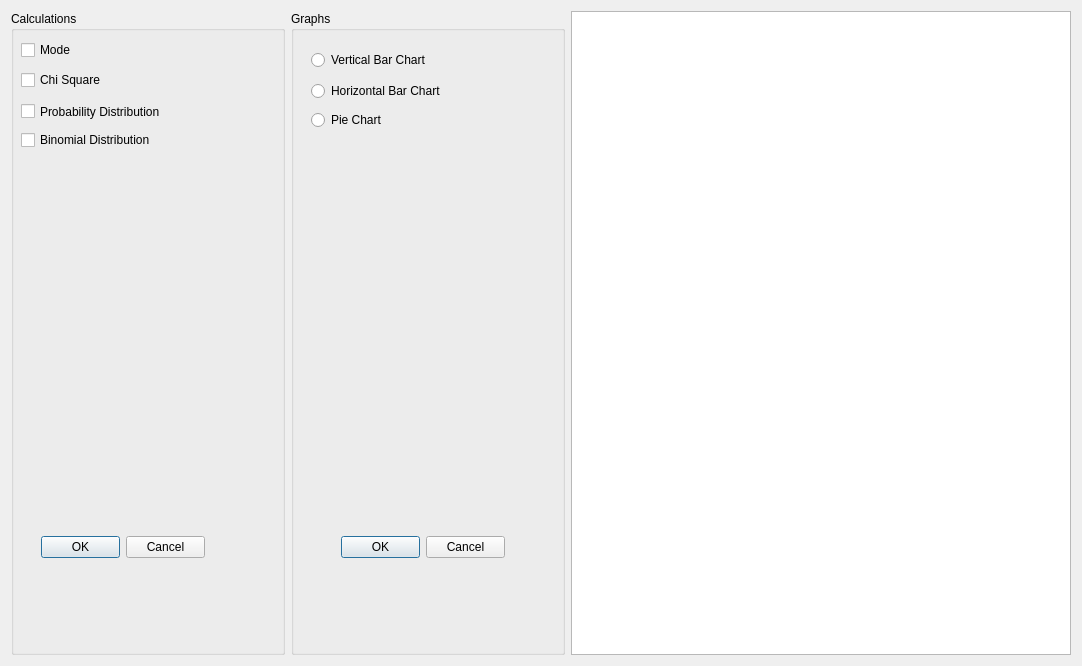
First picture: the form in FrequencyDataScreen.ui, repository bbrakefield/statistics-analyzer, before the edit.
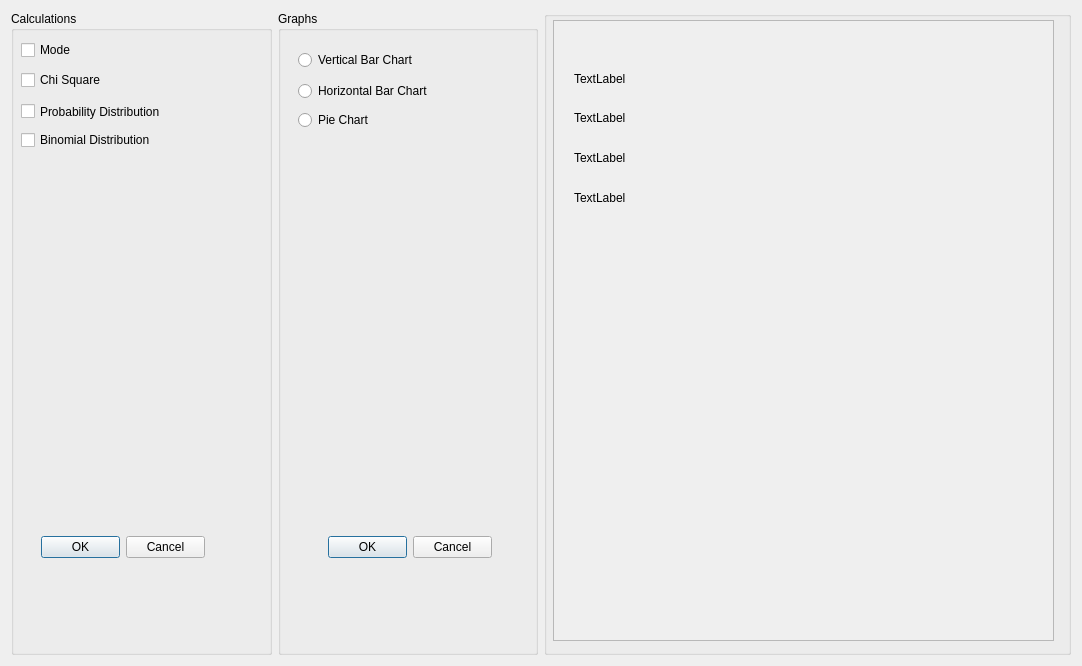
Second picture: the form after the edit.

Commit message: Made checkboxes work in Frequency screen

What changed in the file:
```diff
--- a/FrequencyDataScreen.ui
+++ b/FrequencyDataScreen.ui
@@ -13,8 +13,8 @@
   <property name="windowTitle">
    <string>Form</string>
   </property>
-  <layout class="QVBoxLayout" name="verticalLayout">
-   <item>
+  <layout class="QGridLayout" name="gridLayout">
+   <item row="1" column="0">
     <layout class="QHBoxLayout" name="horizontalLayout">
      <item>
       <widget class="QGroupBox" name="groupBox_2">
@@ -162,18 +162,102 @@
        </widget>
       </widget>
      </item>
-     <item>
-      <widget class="QGraphicsView" name="graphicsView">
-       <property name="maximumSize">
-        <size>
-         <width>500</width>
-         <height>16777215</height>
-        </size>
-       </property>
-      </widget>
-     </item>
     </layout>
    </item>
+   <item row="1" column="1">
+    <widget class="QGroupBox" name="groupBox_3">
+     <property name="title">
+      <string/>
+     </property>
+     <widget class="QScrollArea" name="scrollArea">
+      <property name="geometry">
+       <rect>
+        <x>9</x>
+        <y>9</y>
+        <width>501</width>
+        <height>621</height>
+       </rect>
+      </property>
+      <property name="widgetResizable">
+       <bool>true</bool>
+      </property>
+      <widget class="QWidget" name="scrollAreaWidgetContents">
+       <property name="geometry">
+        <rect>
+         <x>0</x>
+         <y>0</y>
+         <width>499</width>
+         <height>619</height>
+        </rect>
+       </property>
+       <widget class="QLabel" name="label">
+        <property name="geometry">
+         <rect>
+          <x>20</x>
+          <y>50</y>
+          <width>471</width>
+          <height>16</height>
+         </rect>
+        </property>
+        <property name="sizePolicy">
+         <sizepolicy hsizetype="Expanding" vsizetype="Expanding">
+          <horstretch>0</horstretch>
+          <verstretch>0</verstretch>
+         </sizepolicy>
+        </property>
+        <property name="text">
+         <string>TextLabel</string>
+        </property>
+       </widget>
+       <widget class="QLabel" name="label_2">
+        <property name="geometry">
+         <rect>
+          <x>20</x>
+          <y>90</y>
+          <width>56</width>
+          <height>13</height>
+         </rect>
+        </property>
+        <property name="sizePolicy">
+         <sizepolicy hsizetype="Expanding" vsizetype="Expanding">
+          <horstretch>0</horstretch>
+          <verstretch>0</verstretch>
+         </sizepolicy>
+        </property>
+        <property name="text">
+         <string>TextLabel</string>
+        </property>
+       </widget>
+       <widget class="QLabel" name="label_3">
+        <property name="geometry">
+         <rect>
+          <x>20</x>
+          <y>130</y>
+          <width>56</width>
+          <height>13</height>
+         </rect>
+        </property>
+        <property name="text">
+         <string>TextLabel</string>
+        </property>
+       </widget>
+       <widget class="QLabel" name="label_4">
+        <property name="geometry">
+         <rect>
+          <x>20</x>
+          <y>170</y>
+          <width>56</width>
+          <height>13</height>
+         </rect>
+        </property>
+        <property name="text">
+         <string>TextLabel</string>
+        </property>
+       </widget>
+      </widget>
+     </widget>
+    </widget>
+   </item>
   </layout>
  </widget>
  <resources/>
```
Left out of the diff: 6 changed lines with no effect on the pictures. The commit also changes 9 other files.
